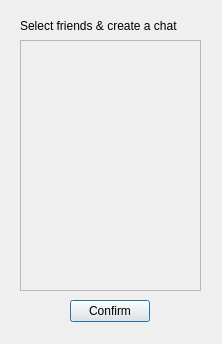
Before: the Qt Designer form client/ui/createchat.ui in pechpo/What-s-up, drawn with Qt 5.
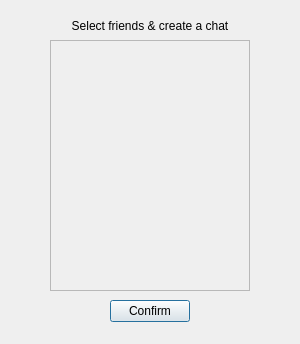
After: the same form once the commit is applied.

Diff of the .ui file:
```diff
--- a/client/ui/createchat.ui
+++ b/client/ui/createchat.ui
@@ -6,7 +6,7 @@
    <rect>
     <x>0</x>
     <y>0</y>
-    <width>222</width>
+    <width>300</width>
     <height>344</height>
    </rect>
   </property>
@@ -16,22 +16,25 @@
   <widget class="QLabel" name="label">
    <property name="geometry">
     <rect>
-     <x>20</x>
+     <x>25</x>
      <y>10</y>
-     <width>181</width>
+     <width>250</width>
      <height>31</height>
     </rect>
    </property>
    <property name="text">
     <string>Select friends &amp; create a chat</string>
    </property>
+   <property name="alignment">
+    <set>Qt::AlignCenter</set>
+   </property>
   </widget>
   <widget class="QScrollArea" name="scrollArea">
    <property name="geometry">
     <rect>
-     <x>20</x>
+     <x>50</x>
      <y>40</y>
-     <width>181</width>
+     <width>200</width>
      <height>251</height>
     </rect>
    </property>
@@ -43,7 +46,7 @@
      <rect>
       <x>0</x>
       <y>0</y>
-      <width>179</width>
+      <width>198</width>
       <height>249</height>
      </rect>
     </property>
@@ -52,7 +55,7 @@
   <widget class="QPushButton" name="pushButton">
    <property name="geometry">
     <rect>
-     <x>70</x>
+     <x>110</x>
      <y>300</y>
      <width>80</width>
      <height>22</height>
```
